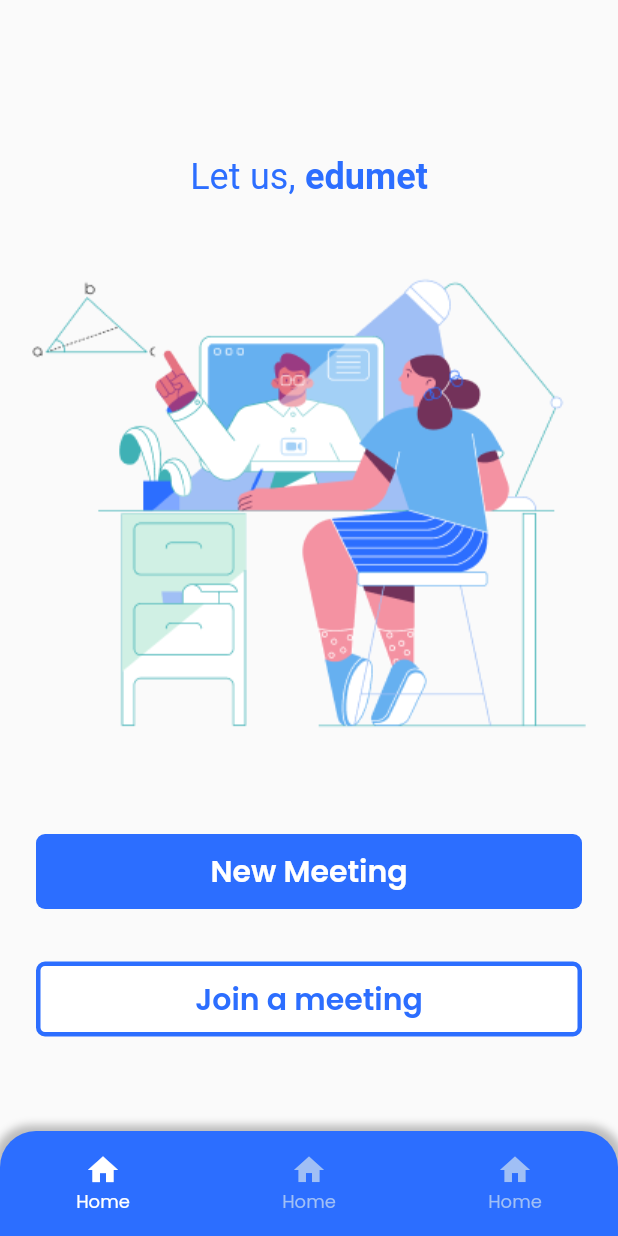
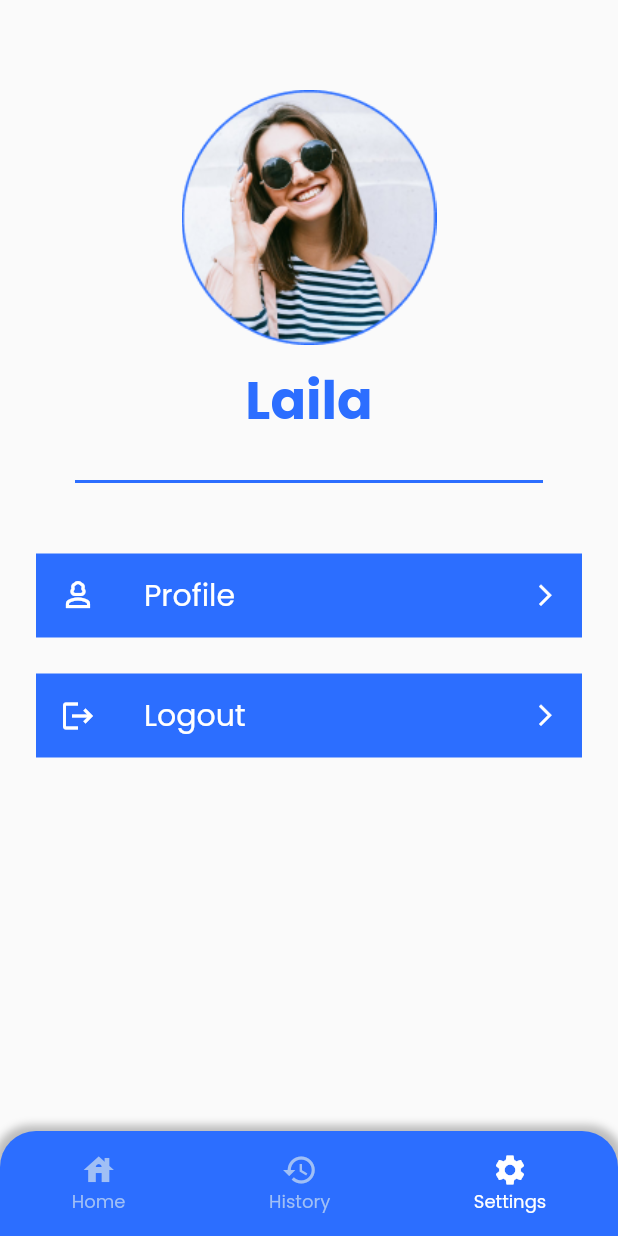
Before and after one commit to elijah-gichev/flutter_rtc, a Flutter app: the screen it shows after launch, on a phone screen of 412 x 824 dp. Run offline on Flutter 3.47's test engine with Material 2 defaults, Android fonts, the phone set to English and light mode, and no system bars; our stand-ins replace auto_route, bloc, firebase_core, firebase_database, flutter_bloc, get_it and 3 more; missing offline and left inert: flutter_webrtc; accounts and stored records are empty.

Commit message:
added few screens

```diff
--- a/lib/src/common/config/router/app_router.dart
+++ b/lib/src/common/config/router/app_router.dart
@@ -1,7 +1,9 @@
 import 'package:auto_route/auto_route.dart';
 import 'package:flutter/material.dart';
 import 'package:flutter_webrtc_example/src/auth/presentation/ui/login_screen.dart';
+import 'package:flutter_webrtc_example/src/history/presentation/ui/history_screen.dart';
 import 'package:flutter_webrtc_example/src/home/presentation/ui/home_screen.dart';
+import 'package:flutter_webrtc_example/src/settings/presentation/ui/settings_screen.dart';
 import 'package:flutter_webrtc_example/src/streaming/presentation/ui/streaming_screen.dart';
 import 'package:flutter_webrtc_example/src/streaming/presentation/ui/users_screen.dart';
 
@@ -27,6 +29,12 @@ class AppRouter extends _$AppRouter {
           children: [
             AutoRoute(
               page: HomeRoute.page,
+            ),
+            AutoRoute(
+              page: HistoryRoute.page,
+            ),
+            AutoRoute(
+              page: SettingsRoute.page,
               initial: true,
             ),
           ],
--- /dev/null
+++ b/lib/src/history/data/models/history.dart
@@ -0,0 +1,11 @@
+class History {
+  final String callerId;
+  final String callerName;
+  final DateTime callTime;
+
+  const History({
+    required this.callerId,
+    required this.callerName,
+    required this.callTime,
+  });
+}
--- a/lib/src/home/presentation/ui/home_screen.dart
+++ b/lib/src/home/presentation/ui/home_screen.dart
@@ -13,10 +13,10 @@ class HomeRootScreen extends StatelessWidget {
   @override
   Widget build(BuildContext context) {
     return AutoTabsRouter(
-      routes: const [
+      routes: [
         HomeRoute(),
-        HomeRoute(),
-        HomeRoute(),
+        HistoryRoute(),
+        SettingsRoute(),
       ],
       transitionBuilder: (context, child, animation) => FadeTransition(
         opacity: animation,
@@ -38,18 +38,20 @@ class HomeRootScreen extends StatelessWidget {
               items: [
                 BottomNavigationBarItem(
                   label: 'Home',
-                  icon: Icon(Icons.home, color: CustomColors.secondary),
-                  activeIcon: Icon(Icons.home, color: CustomColors.background),
+                  icon: Icon(Icons.house, color: CustomColors.secondary),
+                  activeIcon: Icon(Icons.house, color: CustomColors.background),
                 ),
                 BottomNavigationBarItem(
-                  label: 'Home',
-                  icon: Icon(Icons.home, color: CustomColors.secondary),
-                  activeIcon: Icon(Icons.home, color: CustomColors.background),
+                  label: 'History',
+                  icon: Icon(Icons.history, color: CustomColors.secondary),
+                  activeIcon:
+                      Icon(Icons.history, color: CustomColors.background),
                 ),
                 BottomNavigationBarItem(
-                  label: 'Home',
-                  icon: Icon(Icons.home, color: CustomColors.secondary),
-                  activeIcon: Icon(Icons.home, color: CustomColors.background),
+                  label: 'Settings',
+                  icon: Icon(Icons.settings, color: CustomColors.secondary),
+                  activeIcon:
+                      Icon(Icons.settings, color: CustomColors.background),
                 ),
               ],
             ));
@@ -95,14 +97,14 @@ class HomeScreen extends StatelessWidget {
                 ActionButton(
                   title: 'New Meeting',
                   onPressed: () {
-                    // Handle button 1 press
+                    context.router.push(UsersRoute());
                   },
                 ),
                 SizedBox(height: 35),
                 ActionButton(
                   filled: false,
                   onPressed: () {
-                    // Handle button 2 press
+                    context.router.push(UsersRoute());
                   },
                   title: 'Join a meeting',
                 ),
--- /dev/null
+++ b/lib/src/settings/presentation/ui/settings_screen.dart
@@ -0,0 +1,91 @@
+import 'package:auto_route/auto_route.dart';
+import 'package:flutter/material.dart';
+import 'package:flutter_webrtc_example/src/common/theme/palette.dart';
+
+@RoutePage()
+class SettingsScreen extends StatelessWidget {
+  final String name = 'Laila';
+  const SettingsScreen({super.key});
+
+  @override
+  Widget build(BuildContext context) {
+    return Scaffold(
+      body: Column(
+        children: [
+          SizedBox(height: 60),
+          Image.asset(
+            'assets/avatar.png',
+            height: 170,
+            width: 170,
+            fit: BoxFit.cover,
+          ),
+          SizedBox(height: 10),
+          Text(
+            name,
+            style: TextStyle(
+              fontSize: 35,
+              fontWeight: FontWeight.w700,
+              color: CustomColors.primary,
+            ),
+            textAlign: TextAlign.center,
+          ),
+          SizedBox(height: 20),
+          Divider(
+            color: CustomColors.primary,
+            thickness: 2,
+            indent: 50,
+            endIndent: 50,
+          ),
+          SizedBox(height: 40),
+          _SettingsTile(
+            title: 'Profile',
+            icon: Icons.person_3_outlined,
+          ),
+          _SettingsTile(
+            title: 'Logout',
+            icon: Icons.logout,
+          ),
+        ],
+      ),
+    );
+  }
+}
+
+class _SettingsTile extends StatelessWidget {
+  final IconData icon;
+  final String title;
+
+  const _SettingsTile({
+    required this.icon,
+    required this.title,
+    super.key,
+  });
+
+  @override
+  Widget build(BuildContext context) {
+    return Container(
+      padding: EdgeInsets.only(left: 24, right: 24, bottom: 24),
+      child: ListTile(
+        leading: Icon(
+          icon,
+          color: CustomColors.background,
+        ),
+        title: Text(
+          title,
+          style: TextStyle(
+            color: CustomColors.background,
+            fontWeight: FontWeight.w400,
+            fontSize: 20,
+          ),
+        ),
+        tileColor: CustomColors.primary,
+        trailing: Icon(
+          Icons.arrow_forward_ios,
+          color: CustomColors.background,
+          size: 17,
+        ),
+        onTap: () {},
+      ),
+    );
+  }
+}
--- /dev/null
+++ b/lib/src/streaming/data/models/user.dart
@@ -0,0 +1,9 @@
+class User {
+  final String id;
+  final String name;
+
+  const User({
+    required this.id,
+    required this.name,
+  });
+}
--- a/lib/src/streaming/presentation/ui/streaming_screen.dart
+++ b/lib/src/streaming/presentation/ui/streaming_screen.dart
@@ -8,7 +8,8 @@ import 'package:get_it/get_it.dart';
 @RoutePage()
 class StreamingScreen extends StatelessWidget {
   final String id;
-  const StreamingScreen(this.id, {Key? key}) : super(key: key);
+  final String name;
+  const StreamingScreen(this.id, this.name, {Key? key}) : super(key: key);
 
   @override
   Widget build(BuildContext context) {
--- a/pubspec.yaml
+++ b/pubspec.yaml
@@ -25,6 +25,7 @@ dependencies:
   injectable: ^1.5.3
 
   google_fonts: ^4.0.4
+  intl: ^0.18.1
 
   auto_route: ^7.2.0
 
```
Also changed, not shown: lib/src/history/presentation/ui/history_screen.dart (added, +180 -0 lines), lib/src/streaming/presentation/ui/users_screen.dart (+99 -19 lines), assets/avatar.png (added), lib/src/common/config/router/app_router.gr.dart, pubspec.lock.
